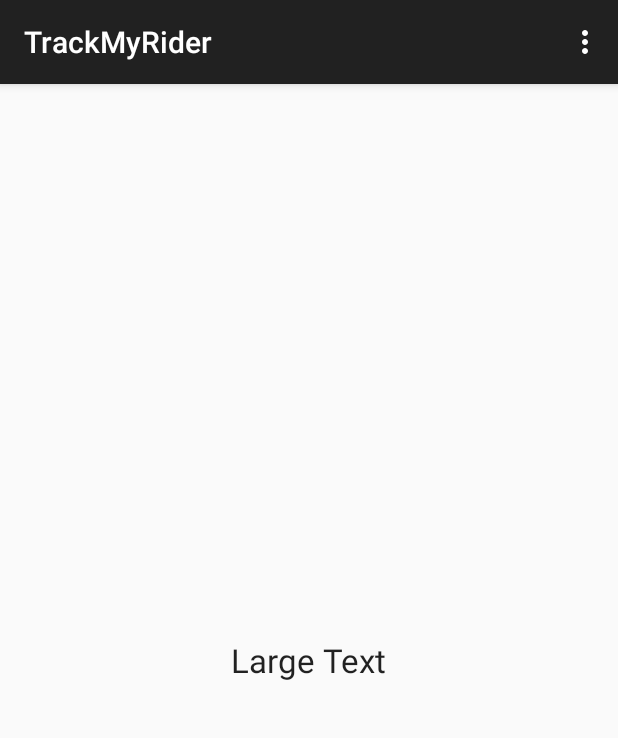
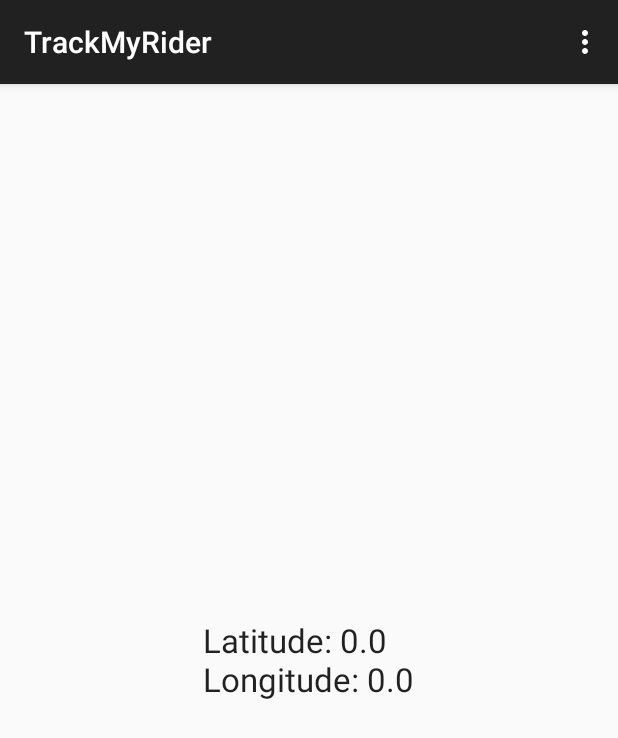
Before and after one commit to doylefermi/ridealong-android, an Android app: the MainActivity screen opened directly, with no data from a screen before it, on a phone screen of 412 x 824 dp. Shown: the top 738 px of the screen. Run offline under Robolectric (Android 15) with nearby library versions, the phone set to English and light mode, and no system bars; 3 statements that could not run were skipped.

```diff
--- a/TrackMyRider/app/src/main/AndroidManifest.xml
+++ b/TrackMyRider/app/src/main/AndroidManifest.xml
@@ -3,7 +3,10 @@
     package="com.ridealong.haxorware.trackmyrider" >
 
     <uses-permission android:name="android.permission.INTERNET" />
-    <uses-permission android:name="android.permission.ACCESS_FINE_LOCATION" />
+    <uses-permission android:name="android.permission.ACCESS_FINE_LOCATION"/>
+    <uses-permission android:name="android.permission.ACCESS_COARSE_LOCATION"/>
+
+    <uses-permission-sdk-23 android:name="string"        android:maxSdkVersion="23" />
     <application
         android:allowBackup="true"
         android:icon="@mipmap/ic_launcher"
--- a/TrackMyRider/app/src/main/java/com/ridealong/haxorware/trackmyrider/MainActivity.java
+++ b/TrackMyRider/app/src/main/java/com/ridealong/haxorware/trackmyrider/MainActivity.java
@@ -4,6 +4,7 @@ import android.Manifest;
 import android.content.Context;
 import android.content.SharedPreferences;
 import android.content.pm.PackageManager;
+import android.location.Criteria;
 import android.location.Location;
 import android.location.LocationListener;
 import android.location.LocationManager;
@@ -57,17 +58,24 @@ public class MainActivity extends ActionBarActivity implements LocationListener
         if(uname=="") {
             Intent intent = new Intent(this, LoginActivity.class);
             startActivity(intent);
-
         }
         else{Toast.makeText(getBaseContext(), "Signed in as "+userprefs, Toast.LENGTH_LONG).show();}
 
+        locationManager = (LocationManager) getSystemService(Context.LOCATION_SERVICE);
+
+        Log.e("Retrieval 2nd userprefs", ""+ uname);
+        Criteria criteria = new Criteria();
+        criteria.setPowerRequirement(Criteria.POWER_LOW);
+        criteria.setAccuracy(Criteria.ACCURACY_FINE);
+        String bestprovider = locationManager.getBestProvider(criteria,false);
+        Location lastknownlocation = locationManager.getLastKnownLocation(bestprovider);
+
+        lastupdated(lastknownlocation);
 
 
-        Log.e("Retrieval 2nd userprefs", ""+ uname);
 
-        locationManager = (LocationManager) getSystemService(Context.LOCATION_SERVICE);
-
-        locationManager.requestLocationUpdates(LocationManager.GPS_PROVIDER, 500, 1, this);
+        locationManager.requestLocationUpdates(bestprovider, 500, 1, this);
+        lastupdated(lastknownlocation);
 
         if (ContextCompat.checkSelfPermission(this, android.Manifest.permission.ACCESS_FINE_LOCATION) == PackageManager.PERMISSION_GRANTED
                 || ContextCompat.checkSelfPermission(this, android.Manifest.permission.ACCESS_COARSE_LOCATION) == PackageManager.PERMISSION_GRANTED)
@@ -76,6 +84,20 @@ public class MainActivity extends ActionBarActivity implements LocationListener
         }
 
 
+    }
+
+    public void lastupdated(Location location) {
+        shared = getSharedPreferences("MyPrefs", Context.MODE_PRIVATE);
+        userprefs = (shared.getString("username", ""));
+        uname=userprefs;
+
+        TextView textView = (TextView) findViewById(R.id.textView);
+        lat=location.getLatitude();
+        lon=location.getLongitude();
+        String msg = "Latitude: " + lat + "\nLongitude: " + lon;
+        textView.setText(msg);
+        Log.d(TAG, "Last known:" + msg);
+        updatelocation(uname, location.getLatitude(), location.getLongitude());
     }
 
     @Override
@@ -89,7 +111,7 @@ public class MainActivity extends ActionBarActivity implements LocationListener
         lon=location.getLongitude();
         String msg = "Latitude: " + lat + "\nLongitude: " + lon;
         textView.setText(msg);
-
+        Log.d(TAG, "Updated:" + msg);
         updatelocation(uname,location.getLatitude(),location.getLongitude());
     }
     @Override
```
